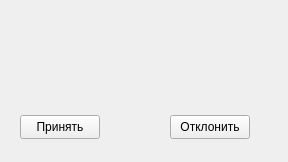
Before: the Qt Designer form Client/gameinvitenotifier.ui in ChazGrant/Battleship, drawn with Qt 5.
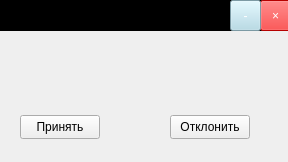
After: the same form once the commit is applied.

```diff
--- a/Client/gameinvitenotifier.ui
+++ b/Client/gameinvitenotifier.ui
@@ -17,7 +17,7 @@
    <property name="geometry">
     <rect>
      <x>20</x>
-     <y>20</y>
+     <y>50</y>
      <width>241</width>
      <height>41</height>
     </rect>
@@ -52,6 +52,59 @@
     <string>Отклонить</string>
    </property>
   </widget>
+  <widget class="QFrame" name="frame_2">
+   <property name="geometry">
+    <rect>
+     <x>0</x>
+     <y>0</y>
+     <width>291</width>
+     <height>31</height>
+    </rect>
+   </property>
+   <property name="styleSheet">
+    <string notr="true">background:black</string>
+   </property>
+   <property name="frameShape">
+    <enum>QFrame::StyledPanel</enum>
+   </property>
+   <property name="frameShadow">
+    <enum>QFrame::Raised</enum>
+   </property>
+   <widget class="QToolButton" name="closeButton">
+    <property name="geometry">
+     <rect>
+      <x>260</x>
+      <y>0</y>
+      <width>31</width>
+      <height>31</height>
+     </rect>
+    </property>
+    <property name="styleSheet">
+     <string notr="true">color: white;
+background: red;</string>
+    </property>
+    <property name="text">
+     <string>×</string>
+    </property>
+   </widget>
+   <widget class="QToolButton" name="hideButton">
+    <property name="geometry">
+     <rect>
+      <x>230</x>
+      <y>0</y>
+      <width>31</width>
+      <height>31</height>
+     </rect>
+    </property>
+    <property name="styleSheet">
+     <string notr="true">color: white;
+background: lightblue;</string>
+    </property>
+    <property name="text">
+     <string>-</string>
+    </property>
+   </widget>
+  </widget>
  </widget>
  <resources/>
  <connections/>
```
